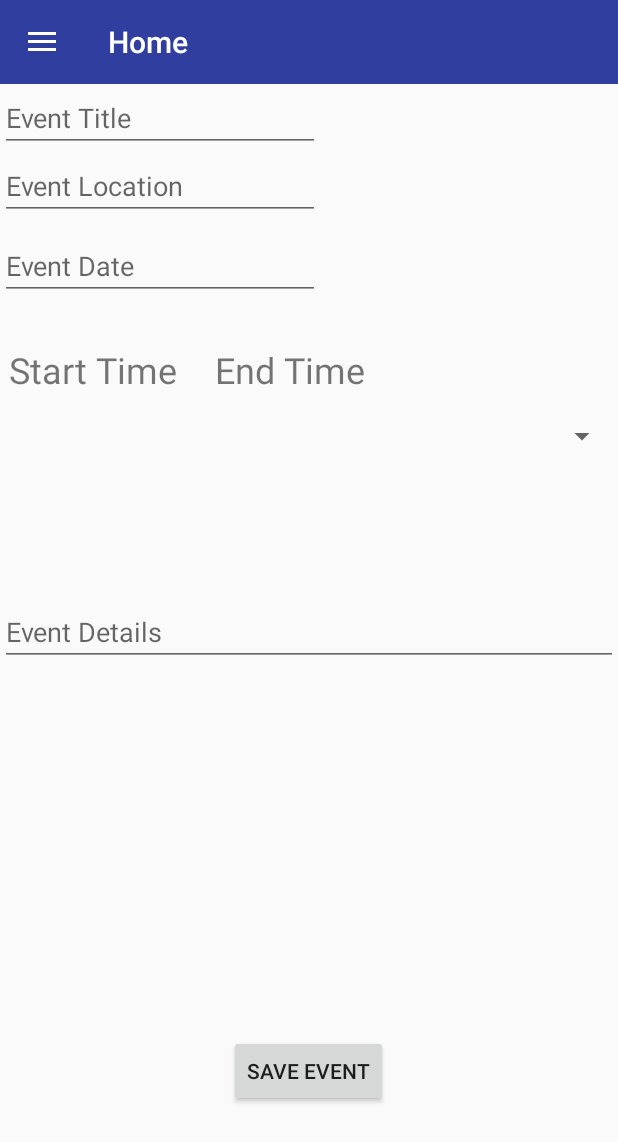
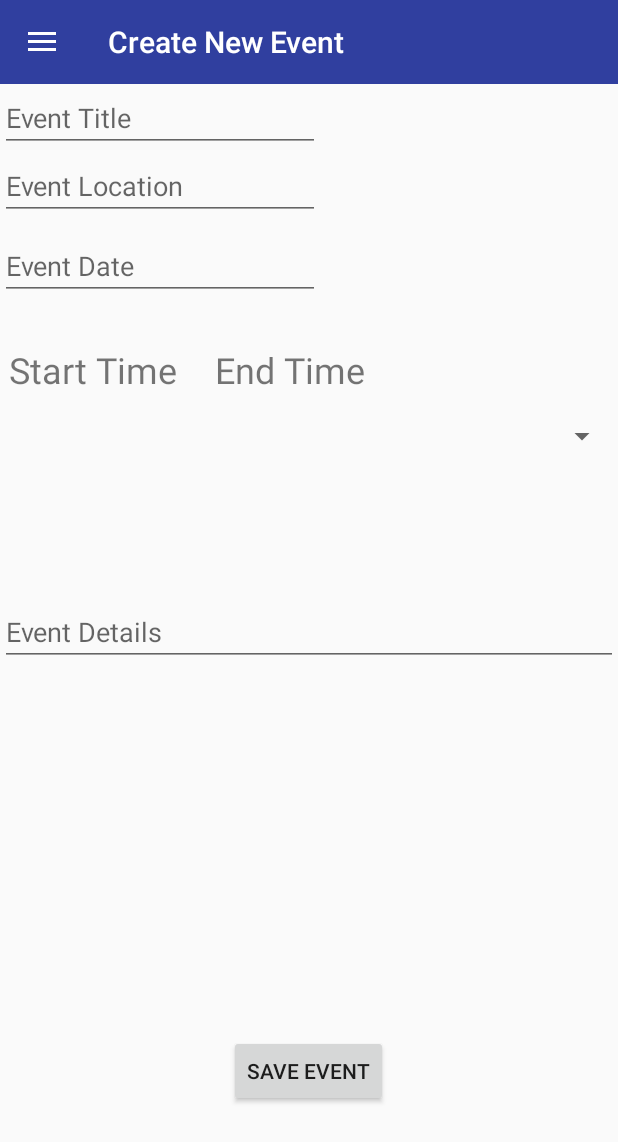
Before and after one commit to BLINDRane/District_7570_Conference, an Android app: the fragment Create_EventFragment placed in its activity, on a phone screen of 412 x 824 dp. Shown: the top 1142 px of the screen. Run offline under Robolectric (Android 15) with nearby library versions, the phone set to English and light mode, and no system bars; our stand-ins replace Firebase (no records; nobody signed in at launch, a user with empty details on screens opened directly), Picasso; libraries missing offline, so code that uses them is left out: mehdi.sakout.aboutpage; pictures from the network do not load; 2 statements that could not run were skipped.

Commit message:
back button titling of pages generally fixed

```diff
--- a/app/src/main/java/bwastedsoftware/district_7570_conference/AboutPageFragment.java
+++ b/app/src/main/java/bwastedsoftware/district_7570_conference/AboutPageFragment.java
@@ -1,5 +1,6 @@
 package bwastedsoftware.district_7570_conference;
 
+import android.content.Context;
 import android.content.Intent;
 import android.net.Uri;
 import android.os.Bundle;
@@ -22,9 +23,13 @@ public class AboutPageFragment extends Fragment implements View.OnClickListener
     public AboutPageFragment() {
         // Required empty public constructor
     }
+
+
     @Override
     public View onCreateView(LayoutInflater inflater, ViewGroup container,
                              Bundle savedInstanceState) {
+
+        ((HomePage)getActivity()).getSupportActionBar().setTitle("About");
 
         Uri uri = Uri.parse("https://github.com/BLINDRane/District_7570_Conference");
         Intent browserIntent = new Intent(Intent.ACTION_VIEW, uri);
--- a/app/src/main/java/bwastedsoftware/district_7570_conference/Create_EventFragment.java
+++ b/app/src/main/java/bwastedsoftware/district_7570_conference/Create_EventFragment.java
@@ -2,6 +2,7 @@ package bwastedsoftware.district_7570_conference;
 
 import android.app.DatePickerDialog;
 import android.app.TimePickerDialog;
+import android.content.Context;
 import android.os.Bundle;
 import android.support.design.widget.Snackbar;
 import android.support.v4.app.Fragment;
@@ -53,6 +54,15 @@ public class Create_EventFragment extends Fragment implements View.OnClickListen
     public Create_EventFragment() {
         // Required empty public constructor
     }
+
+    @Override
+    public void onAttach(Context context)
+    {
+        super.onAttach(context);
+        ((HomePage)getActivity()).getSupportActionBar().setTitle("Create New Event");
+
+    }
+
     @Override
     public View onCreateView(LayoutInflater inflater, ViewGroup container,
                              Bundle savedInstanceState) {
--- a/app/src/main/java/bwastedsoftware/district_7570_conference/EventFragment.java
+++ b/app/src/main/java/bwastedsoftware/district_7570_conference/EventFragment.java
@@ -62,10 +62,13 @@ public class EventFragment extends Fragment implements View.OnClickListener
         // Required empty public constructor
     }
 
+
     @Override
     public View onCreateView(LayoutInflater inflater, ViewGroup container,
                              Bundle savedInstanceState)
     {
+        ((HomePage)getActivity()).getSupportActionBar().setTitle("Event Details");
+
         Bundle args = getArguments();
         // Inflate the layout for this fragment
         mView = inflater.inflate(R.layout.fragment_event, container, false);
--- a/app/src/main/java/bwastedsoftware/district_7570_conference/HomeFragment.java
+++ b/app/src/main/java/bwastedsoftware/district_7570_conference/HomeFragment.java
@@ -1,5 +1,6 @@
 package bwastedsoftware.district_7570_conference;
 
+import android.content.Context;
 import android.content.DialogInterface;
 import android.content.Intent;
 import android.os.Bundle;
@@ -47,9 +48,13 @@ public class HomeFragment extends Fragment implements View.OnClickListener{
         // Required empty constructor
     }
 
+
     @Override
     public View onCreateView(LayoutInflater inflater, ViewGroup container,
                              Bundle savedInstanceState) {
+
+        ((HomePage)getActivity()).getSupportActionBar().setTitle("Home");
+
         // Inflate the layout for this fragment
         View view = inflater.inflate(R.layout.fragment_home, container, false);
         // Link the layout pieces with their Java counterparts
--- a/app/src/main/java/bwastedsoftware/district_7570_conference/SpeakerFragment.java
+++ b/app/src/main/java/bwastedsoftware/district_7570_conference/SpeakerFragment.java
@@ -24,9 +24,13 @@ public class SpeakerFragment extends Fragment implements View.OnClickListener {
     public SpeakerFragment() {
         // Required empty public constructor
     }
+
+
     @Override
     public View onCreateView(LayoutInflater inflater, ViewGroup container,
                              Bundle savedInstanceState) {
+        ((HomePage)getActivity()).getSupportActionBar().setTitle("Speaker Details");
+
         // Inflate the layout for this fragment
         mView = inflater.inflate(R.layout.fragment_speaker, container, false);
 
@@ -76,7 +80,7 @@ public class SpeakerFragment extends Fragment implements View.OnClickListener {
                 if (event.getAction() == KeyEvent.ACTION_UP && keyCode == KeyEvent.KEYCODE_BACK){
 
                     getActivity().getSupportFragmentManager().popBackStack();
-                    ((HomePage)getActivity()).getSupportActionBar().setTitle("Schedule");
+                    //((HomePage)getActivity()).getSupportActionBar().setTitle("Schedule");
                     return true;
 
                 }
--- a/app/src/main/java/bwastedsoftware/district_7570_conference/SpeakerListFragment.java
+++ b/app/src/main/java/bwastedsoftware/district_7570_conference/SpeakerListFragment.java
@@ -1,5 +1,6 @@
 package bwastedsoftware.district_7570_conference;
 
+import android.content.Context;
 import android.os.Bundle;
 import android.support.annotation.NonNull;
 import android.support.design.widget.FloatingActionButton;
@@ -49,6 +50,8 @@ public class SpeakerListFragment extends Fragment
     @Override
     public View onCreateView(LayoutInflater inflater, ViewGroup container,
                              Bundle savedInstanceState) {
+
+        ((HomePage)getActivity()).getSupportActionBar().setTitle("Speaker List");
 
         // Inflate the layout for this fragment
         v = inflater.inflate(R.layout.fragment_speakerlist, container, false);
@@ -248,7 +251,7 @@ public class SpeakerListFragment extends Fragment
                 if (event.getAction() == KeyEvent.ACTION_UP && keyCode == KeyEvent.KEYCODE_BACK){
 
                     getActivity().getSupportFragmentManager().popBackStack();
-                    ((HomePage)getActivity()).getSupportActionBar().setTitle("Home");
+                    //((HomePage)getActivity()).getSupportActionBar().setTitle("Home");
                     return true;
 
                 }
--- a/app/src/main/java/bwastedsoftware/district_7570_conference/clueFragment.java
+++ b/app/src/main/java/bwastedsoftware/district_7570_conference/clueFragment.java
@@ -89,9 +89,13 @@ public class clueFragment extends Fragment implements View.OnClickListener {
         // Required empty public constructor
     }
 
+
     @Override
     public View onCreateView(LayoutInflater inflater, ViewGroup container,
                              Bundle savedInstanceState) {
+
+        ((HomePage)getActivity()).getSupportActionBar().setTitle("Clue");
+
         // Inflate the layout for this fragment
         mView = inflater.inflate(R.layout.fragment_clue, container, false);
 
@@ -320,7 +324,7 @@ public class clueFragment extends Fragment implements View.OnClickListener {
                 if (event.getAction() == KeyEvent.ACTION_UP && keyCode == KeyEvent.KEYCODE_BACK){
 
                     getActivity().getSupportFragmentManager().popBackStack();
-                    ((HomePage)getActivity()).getSupportActionBar().setTitle("Scavenger Hunt");
+                    //((HomePage)getActivity()).getSupportActionBar().setTitle("Scavenger Hunt");
                     return true;
 
                 }
--- a/app/src/main/java/bwastedsoftware/district_7570_conference/createSpeakerFragment.java
+++ b/app/src/main/java/bwastedsoftware/district_7570_conference/createSpeakerFragment.java
@@ -50,9 +50,13 @@ public class createSpeakerFragment extends Fragment implements View.OnClickListe
         // Required empty public constructor
     }
 
+
     @Override
     public View onCreateView(LayoutInflater inflater, ViewGroup container,
                              Bundle savedInstanceState) {
+
+        ((HomePage)getActivity()).getSupportActionBar().setTitle("Create New Speaker");
+
         View view = inflater.inflate(R.layout.fragment_create_speaker, container, false);
         Bundle args = getArguments();
         isAdmin = args.getBoolean("IS_ADMIN");
@@ -255,7 +259,7 @@ public class createSpeakerFragment extends Fragment implements View.OnClickListe
                 if (event.getAction() == KeyEvent.ACTION_UP && keyCode == KeyEvent.KEYCODE_BACK){
 
                     getActivity().getSupportFragmentManager().popBackStack();
-                    ((HomePage)getActivity()).getSupportActionBar().setTitle("Speakers, Leaders, and Sponsors");
+                    //((HomePage)getActivity()).getSupportActionBar().setTitle("Speakers, Leaders, and Sponsors");
                     return true;
 
                 }
--- a/app/src/main/java/bwastedsoftware/district_7570_conference/winnersCircle.java
+++ b/app/src/main/java/bwastedsoftware/district_7570_conference/winnersCircle.java
@@ -39,14 +39,19 @@ public class winnersCircle extends Fragment {
     private ArrayList<winner> tempWinners;
     private ArrayList<winner> winnerList;
     private DatabaseReference winners;
+
     public winnersCircle() {
         // Required empty public constructor
     }
 
 
+
     @Override
     public View onCreateView(LayoutInflater inflater, ViewGroup container,
                              Bundle savedInstanceState) {
+
+        ((HomePage)getActivity()).getSupportActionBar().setTitle("Winners Circle");
+
         View view = inflater.inflate(R.layout.fragment_winners_circle, container, false);
 
         first = (TextView) view.findViewById(R.id.firstPlace);
```
Also changed, not shown: app/src/main/java/bwastedsoftware/district_7570_conference/ScheduleFragment.java (+5 -3 lines).
